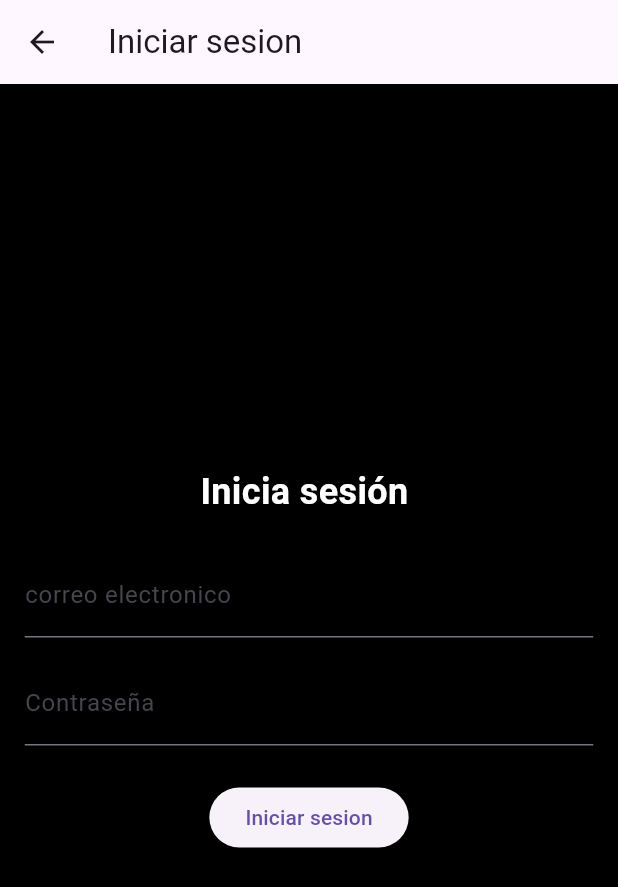
After one commit to mariaanaya22/FlutterAprendisaje, a Flutter app: the screen it shows after launch, after a tap on "Login", on a phone screen of 412 x 824 dp. The commit adds this screen. Shown: the top 887 px of the screen. Run offline on Flutter 3.47's test engine with Material 3 defaults, Android fonts, the phone set to English and light mode, and no system bars; network calls fail.

Commit message:
login hecho

```diff
--- a/lib/main.dart
+++ b/lib/main.dart
@@ -1,4 +1,5 @@
 import 'package:flutter/material.dart';
+import 'package:flutter_application_3/screen/MenuOption.dart';
 import 'package:flutter_application_3/screen/MenuOption.dart';
 
 void main() {
--- a/lib/screen/MenuOption.dart
+++ b/lib/screen/MenuOption.dart
@@ -1,5 +1,6 @@
 import 'package:flutter/material.dart';
 import 'package:flutter_application_3/screen/Suma.dart';
+import 'package:flutter_application_3/screen/login.dart';
 import 'package:flutter_application_3/screen/registro.dart';
 
 class Menuoption extends StatefulWidget {
@@ -57,7 +58,11 @@ class _MenuoptionState extends State<Menuoption> {
             title: Text("Login"),
             leading: Icon(Icons.add_card_outlined),
             trailing: Icon(Icons.arrow_circle_right_outlined),
-            onTap: () {},
+            onTap: () {
+              Navigator.push(context,
+                      MaterialPageRoute(builder: (context) => login())
+                      );
+            },
           ),
           ),
 
--- a/lib/screen/Suma.dart
+++ b/lib/screen/Suma.dart
@@ -28,6 +28,7 @@ class _sumaState extends State<suma> {
   @override
   Widget build(BuildContext context) {
     return Scaffold(
+      backgroundColor: Colors.black,
       appBar: AppBar(
         title: Transform.translate(
           offset: Offset(0, 5),
@@ -52,7 +53,7 @@ class _sumaState extends State<suma> {
               style: TextStyle(
                   fontSize: 30,
                   fontWeight: FontWeight.bold,
-                  color: Colors.black),
+                  color: Colors.white),
             ),
             SizedBox(height: 20),
             TextFormField(
@@ -78,10 +79,10 @@ class _sumaState extends State<suma> {
               },
               child: Text(
                 'Calcular',
-                style: TextStyle(color: Colors.pink[100]),
+                style: TextStyle(color: const Color.fromARGB(255, 221, 19, 89)),
               ),
               style: ElevatedButton.styleFrom(
-                backgroundColor: Colors.black,
+                backgroundColor: Colors.white,
                 foregroundColor: Colors.pink[100],
                 minimumSize: Size(double.infinity, 50),
               ),
--- /dev/null
+++ b/lib/screen/login.dart
@@ -0,0 +1,55 @@
+import 'package:flutter/material.dart';
+
+class login extends StatefulWidget {
+
+
+  @override
+  State<login> createState() => _loginState();
+
+}
+
+class _loginState extends State<login> {
+  final _emailController = TextEditingController();
+  final _passwordController = TextEditingController();
+  @override
+  Widget build(BuildContext context) {
+    return Scaffold(
+      backgroundColor: Colors.black,
+      appBar: AppBar(
+         title: Text('Iniciar sesion')),
+         body: Padding(
+          padding: EdgeInsets.all(16.5),
+          child: Column(
+            mainAxisAlignment: MainAxisAlignment.center,
+            children: [
+              Text(
+                "Inicia sesión ",
+                style: TextStyle(fontSize: 24.0, fontWeight: FontWeight.bold, color: Colors.white),
+              ),
+              SizedBox(height: 24.0),
+              TextField(
+                controller:_emailController,
+                keyboardType: TextInputType.emailAddress,
+                decoration: InputDecoration(labelText: "correo electronico"),
+              ),
+              SizedBox(height: 16.0),
+              TextField(
+                controller: _passwordController,
+                obscureText: true,
+                decoration: InputDecoration(labelText: "Contraseña"),
+              ),
+              SizedBox(height: 24.0),
+              ElevatedButton(onPressed:(){
+                print("email: ${_emailController.text} ");
+                print("password: ${_passwordController.text} ");
+              } ,
+               child: Text("Iniciar sesion")
+
+               ),
+            ],
+          )
+
+         ),
+    );
+  }
+}
--- a/lib/screen/registro.dart
+++ b/lib/screen/registro.dart
@@ -12,7 +12,7 @@ class _registreUserState extends State<registreUser> {
   @override
   Widget build(BuildContext context) {
     return Scaffold(
-      backgroundColor: Colors.pink[50],
+      backgroundColor: Colors.black,
       appBar: AppBar(title: Text('registro usuario'),
       ),
       body: Padding(padding: EdgeInsets.all(16),
@@ -61,6 +61,7 @@ class _registreUserState extends State<registreUser> {
           )
 
 
+
           ],
         )),
       ),
```
